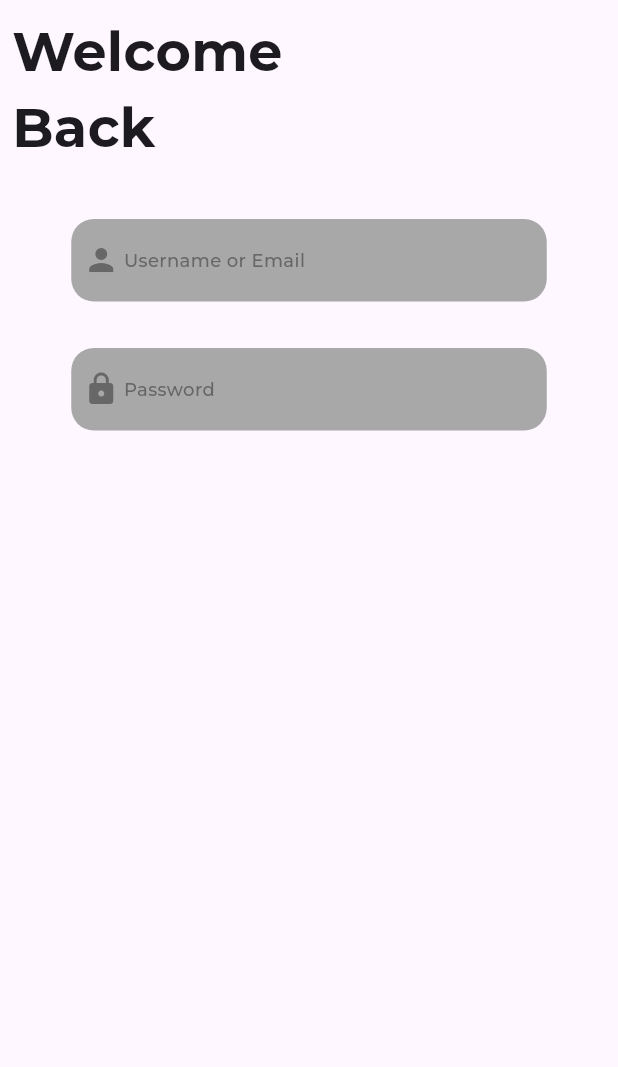
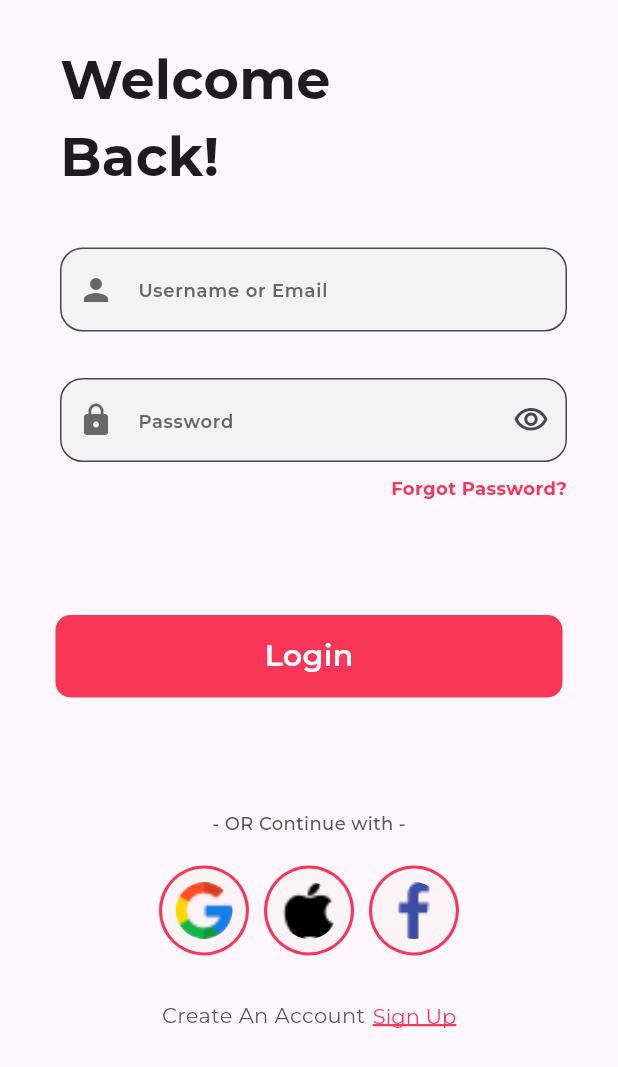
Before and after one commit to AswinBiju67/ecommerce_app, a Flutter app: the LoginScreen screen opened directly, on a phone screen of 412 x 824 dp. Shown: the top 1067 px of the screen. Run offline on Flutter 3.47's test engine with Material 3 defaults, Android fonts, the phone set to English and light mode, and no system bars; our stand-ins replace google_fonts, smooth_page_indicator.

Commit message:
new screen

```diff
--- a/lib/Login_screen/Login_screen.dart
+++ b/lib/Login_screen/Login_screen.dart
@@ -1,3 +1,11 @@
+import 'package:ecommerce_app/create_account/create_account.dart';
+import 'package:ecommerce_app/forgot_password/forgot_password.dart';
+import 'package:ecommerce_app/get_started/get_started.dart';
+import 'package:ecommerce_app/gobal_widgets/custom_input_field.dart';
+import 'package:ecommerce_app/gobal_widgets/login_method.dart';
+import 'package:ecommerce_app/gobal_widgets/ontap_login.dart';
+import 'package:ecommerce_app/utlit/color.dart';
+import 'package:ecommerce_app/utlit/images.dart';
 import 'package:flutter/material.dart';
 import 'package:google_fonts/google_fonts.dart';
 
@@ -12,53 +20,78 @@ class _LoginScreenState extends State<LoginScreen> {
   @override
   Widget build(BuildContext context) {
     return Scaffold(
-      body: SafeArea(
+      body: SingleChildScrollView(
+        child: SafeArea(
           child: Padding(
             padding: const EdgeInsets.all(8.0),
             child: Column(
               crossAxisAlignment: CrossAxisAlignment.start,
               children: [
-              Text("Welcome",style: GoogleFonts.montserrat(fontSize: 36,fontWeight: FontWeight.bold),),
-              Text("Back",style: GoogleFonts.montserrat(fontSize: 36,fontWeight: FontWeight.bold),),
+                Padding(
+                  padding: const EdgeInsets.only(left: 32,top: 19),
+                  child: Text("Welcome \nBack!",style: GoogleFonts.montserrat(fontSize: 36,fontWeight: FontWeight.bold),),
+                ),
                 SizedBox(height: 36,),
-              Center(
-                child: Container(decoration: BoxDecoration(
-                  borderRadius: BorderRadius.circular(15),
-                  color: Color(0xffA8A8A9)
+                CustomInputField(hinttext: "Username or Email",
+                prefixIcon: Icons.person,),
+                SizedBox(height: 31,),
+                CustomInputField(
+                  hinttext: "Password",prefixIcon: Icons.lock,suffixIcon: Icons.visibility_outlined,
                 ),
-                height: 55,
-                width: 317,
-                child: Padding(
-                  padding: const EdgeInsets.all(8.0),
+                SizedBox(height: 9,),
+                Padding(
+                  padding: const EdgeInsets.only(right: 26),
                   child: Row(
+                    mainAxisAlignment: MainAxisAlignment.end,
                     children: [
-                      Icon(Icons.person,color: Color(0xff676767),),
-                      SizedBox(width: 3,),
-                      Text("Username or Email",style: GoogleFonts.montserrat(fontSize: 12,fontWeight: FontWeight.w500,color: Color(0xff676767)),)
+                      InkWell(
+                        onTap: () {
+                          Navigator.push(context, MaterialPageRoute(builder: (context) => ForgotPassword(),));
+                        },
+                        child: Text("Forgot Password?",style: GoogleFonts.montserrat(fontSize: 12,fontWeight: FontWeight.bold,color: colorconst.PRIMARY),)),
                     ],
                   ),
-                ),),
                 ),
-              SizedBox(height: 31,),
-              Center(
-                child: Container(decoration: BoxDecoration(
-                  borderRadius: BorderRadius.circular(15),
-                  color: Color(0xffA8A8A9)
-                ),
-                height: 55,
-                width: 317,
-                child: Padding(
-                  padding: const EdgeInsets.all(8.0),
-                  child: Row(
+                SizedBox(height: 76,),
+                OnTapLogin(textin: "Login",
+                OnButtonPress: () {
+                  Navigator.pushAndRemoveUntil(context, MaterialPageRoute(builder: (context) => GetStarted(),), (route) => false,);
+                },),
+                SizedBox(height: 75,),
+                Center(child: Text("- OR Continue with -",style: GoogleFonts.montserrat(color: colorconst.GRAY6,fontSize: 12,fontWeight: FontWeight.w500),)),
+                SizedBox(height: 20,),
+                Row(
+                  mainAxisAlignment: MainAxisAlignment.center,
                   children: [
-                      Icon(Icons.lock,color: Color(0xff676767),),
-                      SizedBox(width: 3,),
-                      Text("Password",style: GoogleFonts.montserrat(fontSize: 12,fontWeight: FontWeight.w500,color: Color(0xff676767)),)
+                    LoginMethod(imagelogo: imagesConst.GOOGLE,),
+                    SizedBox(width: 10,),
+                LoginMethod(imagelogo: imagesConst.APPLE,),
+                SizedBox(width: 10,),
+                LoginMethod(imagelogo: imagesConst.FACEBOOK,)
                   ],
                 ),
-                ),),
+                SizedBox(height: 30,),
+                Center(
+                  child: Row(
+                    mainAxisAlignment: MainAxisAlignment.center,
+                    children: [
+                      Text("Create An Account",style: GoogleFonts.montserrat(fontSize: 14,fontWeight: FontWeight.w400,color: colorconst.GRAY6),),
+                      SizedBox(width: 5,),
+                      InkWell(
+                        onTap: () {
+                          Navigator.pushReplacement(context, MaterialPageRoute(builder: (context) => CreateAccount(),));
+                        },
+                        child: RichText(text: TextSpan(text: "Sign Up",style: GoogleFonts.montserrat(fontSize: 14,fontWeight: FontWeight.w400,color: colorconst.PRIMARY,
+                        decoration: TextDecoration.underline,
+                        decorationThickness: 2,
+                        ),)),
                       )
                     ],
+                  ),
+                )
+
+              ],
+            ),
           ),
         ),
       ),
--- /dev/null
+++ b/lib/gobal_widgets/custom_input_field.dart
@@ -0,0 +1,36 @@
+
+import 'package:ecommerce_app/utlit/color.dart';
+import 'package:flutter/material.dart';
+import 'package:google_fonts/google_fonts.dart';
+
+class CustomInputField extends StatelessWidget {
+   String? hinttext;
+   IconData? prefixIcon;
+   IconData? suffixIcon;
+   CustomInputField({
+    super.key,
+    this.hinttext,
+    this.prefixIcon,
+    this.suffixIcon
+  });
+
+  @override
+  Widget build(BuildContext context) {
+    return Center(
+      child: Padding(
+        padding: const EdgeInsets.only(left: 32,right: 26),
+        child: TextField(decoration: InputDecoration(border:
+        OutlineInputBorder(borderRadius: BorderRadius.circular(15),
+        borderSide: BorderSide(color: colorconst.GREYSH4)),
+        hintText: hinttext,
+        hintStyle: GoogleFonts.montserrat(fontSize: 12,fontWeight: FontWeight.w600,color: colorconst.GREYSH5),
+        prefixIcon: Icon(prefixIcon,color: colorconst.GREYSH5,),
+        suffixIcon: Icon(suffixIcon),
+        filled: true,
+        fillColor: colorconst.WHITE2
+        ),
+        ),
+      ),
+    );
+  }
+}
--- /dev/null
+++ b/lib/gobal_widgets/login_method.dart
@@ -0,0 +1,18 @@
+import 'package:ecommerce_app/utlit/color.dart';
+import 'package:flutter/material.dart';
+
+class LoginMethod extends StatelessWidget {
+  String? imagelogo;
+   LoginMethod({
+    super.key,
+    this.imagelogo,
+  });
+
+  @override
+  Widget build(BuildContext context) {
+    return Center(child: CircleAvatar(radius: 30,backgroundColor: colorconst.PRIMARY,
+    child: CircleAvatar(radius: 28,backgroundColor: colorconst.CIRCLEINSIDE,
+    child: CircleAvatar(radius: 19,backgroundColor: colorconst.CIRCLEINSIDE,
+    backgroundImage: AssetImage(imagelogo!),),),));
+  }
+}
--- /dev/null
+++ b/lib/gobal_widgets/ontap_login.dart
@@ -0,0 +1,31 @@
+import 'package:ecommerce_app/utlit/color.dart';
+import 'package:flutter/material.dart';
+import 'package:google_fonts/google_fonts.dart';
+
+class OnTapLogin extends StatelessWidget {
+  String? textin;
+  OnTapLogin({
+    super.key,
+    this.textin, this.OnButtonPress,
+
+  });
+   final void Function()? OnButtonPress;
+  @override
+  Widget build(BuildContext context) {
+    return Center(
+      child: InkWell(
+        onTap: OnButtonPress,
+        child: Padding(
+          padding: const EdgeInsets.only(left: 29,right: 29),
+          child: Container(decoration: BoxDecoration(
+            borderRadius: BorderRadius.circular(10),
+            color: colorconst.PRIMARY
+          ),
+          height: 55,
+          width: 350,
+          child: Center(child: Text(textin!,style: GoogleFonts.montserrat(fontSize: 20,fontWeight: FontWeight.w600,color: colorconst.WHITE),)),),
+        ),
+      ),
+    );
+  }
+}
--- a/lib/utlit/color.dart
+++ b/lib/utlit/color.dart
@@ -6,7 +6,15 @@ class colorconst{
     static const GREYSH3=Color(0xffA0A0A1);
     static const GREYSH1=Color(0xffA8A8A9);
     static const GREYSH2=Color(0xffC4C4C4);
-
+    static const GREYSH4=Color(0xffA8A8A9);
+    static const GREYSH5=Color(0xff676767);
+    static const WHITE=Color(0xffFFFFFF);
+    static const GRAY6=Color(0xff575757);
+    static const CIRCLEINSIDE=Color(0xffFCF3F6);
+    static const WHITE2=Color(0xffF3F3F3);
+    static const BLUE=Color(0xff4392F9);
+    static const GREY7=Color(0xffBBBBBB);
+    static const BLACK2=Color(0xff232327);
 
 
 
--- a/lib/utlit/images.dart
+++ b/lib/utlit/images.dart
@@ -1,3 +1,14 @@
 class imagesConst{
   static const MYLOGO="assets/images/Group 34010.png";
+  static const  GOOGLE="assets/images/Frame 4.png";
+  static const  APPLE="assets/images/apple 1.png";
+  static const  FACEBOOK="assets/images/facebook-app-symbol 1.png";
+  static const List IMAGESONBOARD=["assets/images/fashion shop-rafiki 1.png",
+"assets/images/Shopping bag-rafiki 1.png",
+"assets/images/Sales consulting-pana 1.png"];
+  static const  GETSTART="assets/images/unsplash_fouVDmGXoPI (1).png";
+
+
+
+
     }
--- a/pubspec.yaml
+++ b/pubspec.yaml
@@ -36,6 +36,7 @@ dependencies:
   # Use with the CupertinoIcons class for iOS style icons.
   cupertino_icons: ^1.0.6
   google_fonts: ^6.2.1
+  smooth_page_indicator: ^1.2.0+3
 
 dev_dependencies:
   flutter_test:
```
Also changed, not shown: lib/create_account/create_account.dart (added, +91 -0 lines), lib/forgot_password/forgot_password.dart (added, +45 -0 lines), lib/get_started/get_started.dart (added, +65 -0 lines), lib/gobal_widgets/CustomInputSearch.dart (added, +28 -0 lines), lib/home_screen/home_screen.dart (added, +98 -0 lines), lib/onboarding_screen/onboarding_screen.dart (+15 -7 lines), assets/images/Frame 4.png (added), assets/images/apple 1.png (added), assets/images/facebook-app-symbol 1.png (added), assets/images/profile.png (added), assets/images/unsplash_fouVDmGXoPI (1).png (added), pubspec.lock. Lines whose indentation alone changed are shown as unchanged.
